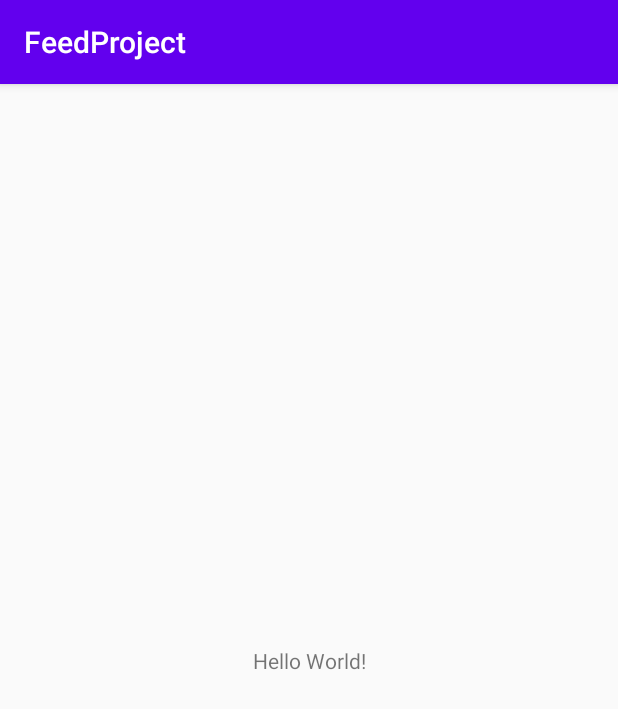
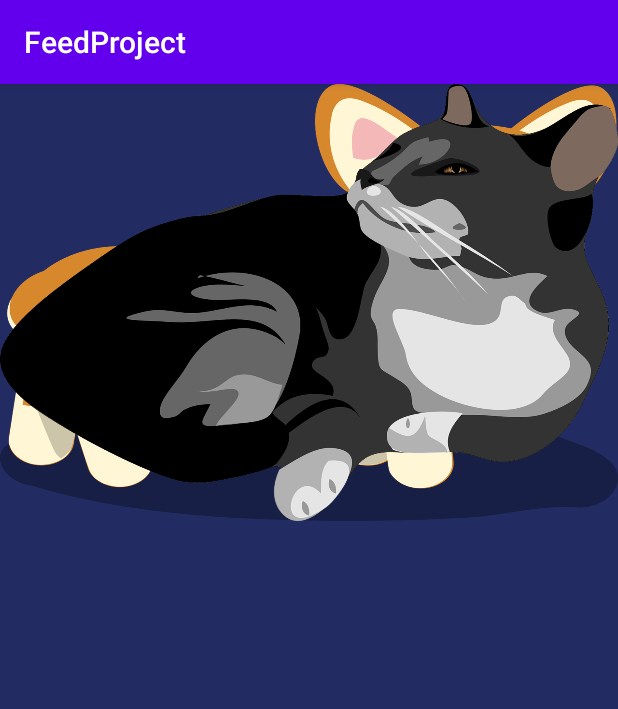
Before and after one commit to jhuinee12/FeedProject, an Android app: the screen it shows after launch (MainActivity), on a phone screen of 412 x 824 dp. Shown: the top 709 px of the screen. Run offline under Robolectric (Android 15) with nearby library versions, the phone set to English and light mode, and no system bars.

Commit message:
Main.java 변경

```diff
--- a/app/src/main/AndroidManifest.xml
+++ b/app/src/main/AndroidManifest.xml
@@ -9,7 +9,6 @@
         android:roundIcon="@mipmap/ic_launcher_round"
         android:supportsRtl="true"
         android:theme="@style/AppTheme">
-        <activity android:name=".TitleActivity"></activity>
         <activity android:name=".MainActivity">
             <intent-filter>
                 <action android:name="android.intent.action.MAIN" />
--- a/app/src/main/res/layout/activity_main.xml
+++ b/app/src/main/res/layout/activity_main.xml
@@ -4,15 +4,22 @@
     xmlns:tools="http://schemas.android.com/tools"
     android:layout_width="match_parent"
     android:layout_height="match_parent"
+    android:background="#222C63"
+    android:orientation="vertical"
     tools:context=".MainActivity">
 
-    <TextView
-        android:layout_width="wrap_content"
-        android:layout_height="wrap_content"
-        android:text="Hello World!"
-        app:layout_constraintBottom_toBottomOf="parent"
-        app:layout_constraintLeft_toLeftOf="parent"
-        app:layout_constraintRight_toRightOf="parent"
-        app:layout_constraintTop_toTopOf="parent" />
+    <Button
+        android:id="@+id/btnDog"
+        android:layout_width="match_parent"
+        android:layout_height="291dp"
+        android:background="@drawable/dog" />
+
+    <Button
+        android:id="@+id/btnCat"
+        android:layout_width="match_parent"
+        android:layout_height="291dp"
+        android:background="@drawable/cat"
+        tools:layout_editor_absoluteX="0dp"
+        tools:layout_editor_absoluteY="296dp" />
 
 </androidx.constraintlayout.widget.ConstraintLayout>
```
Also changed, not shown: app/src/main/java/com/example/feedproject/TitleActivity.java (deleted, +0 -19 lines), app/src/main/res/layout/activity_title.xml (deleted, +0 -22 lines).
